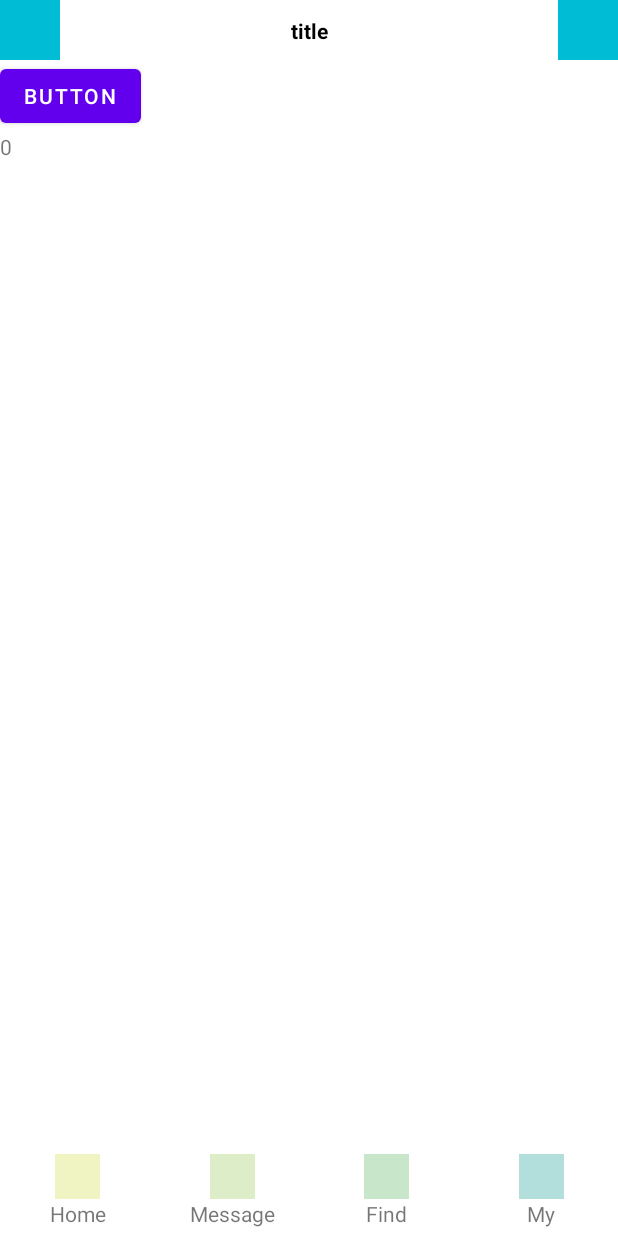
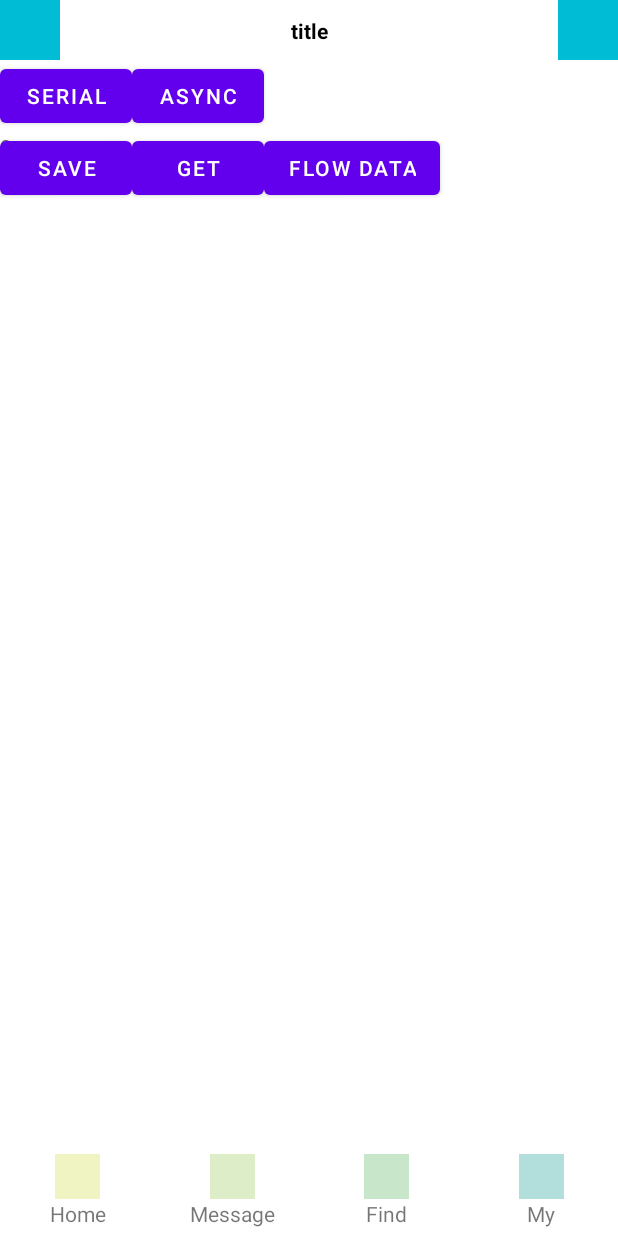
Before and after one commit to XiaMuYao/Milo, an Android app: the screen it shows after launch (MainActivity), on a phone screen of 412 x 824 dp. Run offline under Robolectric (Android 15) with nearby library versions, the phone set to English and light mode, and no system bars; our stand-ins replace Dagger/Hilt's generated code, Room's generated code, data binding; libraries missing offline, so code that uses them is left out: com.chad.library, com.gyf.immersionbar; 3 statements that could not run were skipped.

Commit message:
测试 room 并且使用 flow

```diff
--- a/app/build.gradle.kts
+++ b/app/build.gradle.kts
@@ -74,4 +74,8 @@ dependencies {
 
     implementation("com.google.dagger:hilt-android:2.44")
     kapt("com.google.dagger:hilt-android-compiler:2.44")
+
+    val roomVersion = "2.5.0"
+    kapt("androidx.room:room-compiler:$roomVersion")
+
 }
--- a/app/src/main/java/com/confluence/milo/model/MainRepository.kt
+++ b/app/src/main/java/com/confluence/milo/model/MainRepository.kt
@@ -1,9 +1,13 @@
 package com.confluence.milo.model
 
 import com.confluence.milo.model.bean.Friend
+import com.confluence.milo.model.databse.User
+import com.confluence.milo.model.databse.UserDao
 import com.confluence.milobox.base.BaseResponse
 import kotlinx.coroutines.Dispatchers
 import kotlinx.coroutines.async
+import kotlinx.coroutines.delay
+import kotlinx.coroutines.flow.flow
 import kotlinx.coroutines.withContext
 import javax.inject.Inject
 
@@ -12,9 +16,13 @@ import javax.inject.Inject
  * 介    绍：
  * ================================================
  */
-class MainRepository @Inject constructor(private var remoteUserSource: RemoteUserSource) {
+class MainRepository @Inject constructor(
+    private var remoteUserSource: RemoteUserSource,
+    private var userDao: UserDao,
+) {
 
     suspend fun friendWeb(): BaseResponse<List<Friend>> {
+        remoteUserSource.getBanner()
         return remoteUserSource.getFriendWeb()
     }
 
@@ -26,5 +34,17 @@ class MainRepository @Inject constructor(private var remoteUserSource: RemoteUse
         return@withContext data1.await().data + data2.await().data
     }
 
+    suspend fun getUserData(): List<User> {
+        return userDao.getAll()
+    }
 
+    suspend fun saveUserData() {
+        userDao.insertAll(User(uid = System.currentTimeMillis().toInt(), firstName = "xia", lastName = "muyao"))
+    }
+
+    suspend fun getFlowData() = flow {
+        emit(getBanner())
+        delay(5 * 1000)
+        emit(getUserData())
+    }
 }
--- /dev/null
+++ b/app/src/main/java/com/confluence/milo/model/databse/AppDatabase.kt
@@ -0,0 +1,9 @@
+package com.confluence.milo.model.databse
+
+import androidx.room.Database
+import androidx.room.RoomDatabase
+
+@Database(entities = [User::class], version = 1, exportSchema = false)
+abstract class AppDatabase : RoomDatabase() {
+    abstract fun userDao(): UserDao
+}
--- /dev/null
+++ b/app/src/main/java/com/confluence/milo/model/databse/UserDao.kt
@@ -0,0 +1,27 @@
+package com.confluence.milo.model.databse
+
+import androidx.room.Dao
+import androidx.room.Delete
+import androidx.room.Insert
+import androidx.room.Query
+
+@Dao
+interface UserDao {
+    @Query("SELECT * FROM user")
+    suspend fun getAll(): List<User>
+
+    @Query("SELECT * FROM user WHERE uid IN (:userIds)")
+    suspend fun loadAllByIds(userIds: IntArray): List<User>
+
+    @Query(
+        "SELECT * FROM user WHERE first_name LIKE :first AND " +
+                "last_name LIKE :last LIMIT 1"
+    )
+    suspend fun findByName(first: String, last: String): User
+
+    @Insert
+    suspend fun insertAll(vararg users: User)
+
+    @Delete
+    suspend fun delete(user: User)
+}
--- /dev/null
+++ b/app/src/main/java/com/confluence/milo/model/di/DatabaseModule.kt
@@ -0,0 +1,32 @@
+package com.confluence.milo.model.di
+
+import android.content.Context
+import androidx.room.Room
+import com.confluence.milo.model.databse.AppDatabase
+import com.confluence.milo.model.databse.UserDao
+import dagger.Module
+import dagger.Provides
+import dagger.hilt.InstallIn
+import dagger.hilt.android.qualifiers.ApplicationContext
+import dagger.hilt.components.SingletonComponent
+import javax.inject.Singleton
+
+@InstallIn(SingletonComponent::class)
+@Module
+object DatabaseModule {
+
+    @Singleton
+    @Provides
+    fun provideLocalSource(@ApplicationContext applicationContext: Context): AppDatabase {
+        return Room.databaseBuilder(
+            applicationContext,
+            AppDatabase::class.java, "database-name"
+        ).build()
+    }
+
+    @Provides
+    fun provideUserDao(appDatabase: AppDatabase): UserDao {
+        return appDatabase.userDao()
+    }
+
+}
--- a/app/src/main/java/com/confluence/milo/model/di/DateSourceModule.kt
+++ b/app/src/main/java/com/confluence/milo/model/di/RemoteSourceModule.kt
@@ -5,12 +5,12 @@ import com.confluence.milo.model.RemoteUserSource
 import dagger.Module
 import dagger.Provides
 import dagger.hilt.InstallIn
-import dagger.hilt.android.components.ActivityRetainedComponent
+import dagger.hilt.components.SingletonComponent
 
 
 @Module
-@InstallIn(ActivityRetainedComponent::class)
-object DateSourceModule {
+@InstallIn(SingletonComponent::class)
+object RemoteSourceModule {
     @Provides
     fun provideRemoteUserSource(): RemoteUserSource {
         return ServiceCreator.create(RemoteUserSource::class.java)
--- a/app/src/main/java/com/confluence/milo/model/di/RepositoryModule.kt
+++ b/app/src/main/java/com/confluence/milo/model/di/RepositoryModule.kt
@@ -2,6 +2,7 @@ package com.confluence.milo.model.di
 
 import com.confluence.milo.model.MainRepository
 import com.confluence.milo.model.RemoteUserSource
+import com.confluence.milo.model.databse.UserDao
 import dagger.Module
 import dagger.Provides
 import dagger.hilt.InstallIn
@@ -12,7 +13,7 @@ import dagger.hilt.android.components.ViewModelComponent
 @InstallIn(ViewModelComponent::class)
 object RepositoryModule {
     @Provides
-    fun provideRepo(remoteUserSource: RemoteUserSource): MainRepository {
-        return MainRepository(remoteUserSource)
+    fun provideRepo(remoteUserSource: RemoteUserSource, userDao: UserDao): MainRepository {
+        return MainRepository(remoteUserSource, userDao)
     }
 }
--- a/app/src/main/java/com/confluence/milo/view/MainActivity.kt
+++ b/app/src/main/java/com/confluence/milo/view/MainActivity.kt
@@ -44,11 +44,27 @@ class MainActivity : BaseActivity() {
         binding.button.setOnClickListener {
             viewModel.getSerialCall()
         }
+        binding.button1.setOnClickListener {
+            viewModel.getAsyncCall()
+        }
+
+
+        binding.get.setOnClickListener {
+            viewModel.getUserList()
+        }
+        binding.save.setOnClickListener {
+            viewModel.saveUserData()
+        }
+        binding.getFlowData.setOnClickListener {
+            viewModel.getFlowData()
+        }
     }
 
 
     override fun initVVMObserver() {
-
+        viewModel.flowLiveData.observe(this) {
+            LL.d("live data ${it}")
+        }
     }
 
     override fun initViewModelBindValue() {
--- a/app/src/main/java/com/confluence/milo/view/UserFragment.kt
+++ b/app/src/main/java/com/confluence/milo/view/UserFragment.kt
@@ -38,7 +38,6 @@ class UserFragment : BaseFragment() {
         binding.userRv.defaultStyle(testAdapter)
         testAdapter.setOnItemClickListener { adapter, _, position ->
             LL.d("data ${adapter.items[position]}")
-            viewModel.getSerialCall()
         }
     }
 
--- a/app/src/main/res/layout/activity_main.xml
+++ b/app/src/main/res/layout/activity_main.xml
@@ -26,9 +26,43 @@
             android:id="@+id/button"
             android:layout_width="wrap_content"
             android:layout_height="wrap_content"
-            android:text="Button"
+            android:text="Serial"
             app:layout_constraintStart_toStartOf="parent"
             app:layout_constraintTop_toBottomOf="@+id/headerBH" />
+
+        <Button
+            android:id="@+id/button1"
+            android:layout_width="wrap_content"
+            android:layout_height="wrap_content"
+            android:text="Async"
+            app:layout_constraintStart_toEndOf="@id/button"
+            app:layout_constraintTop_toBottomOf="@+id/headerBH" />
+
+
+        <Button
+            android:id="@+id/save"
+            android:layout_width="wrap_content"
+            android:layout_height="wrap_content"
+            android:text="save"
+            app:layout_constraintStart_toStartOf="parent"
+            app:layout_constraintTop_toBottomOf="@+id/button" />
+
+        <Button
+            android:id="@+id/get"
+            android:layout_width="wrap_content"
+            android:layout_height="wrap_content"
+            android:text="get"
+            app:layout_constraintStart_toEndOf="@id/save"
+            app:layout_constraintTop_toTopOf="@+id/save" />
+
+
+        <Button
+            android:id="@+id/getFlowData"
+            android:layout_width="wrap_content"
+            android:layout_height="wrap_content"
+            android:text="flow Data"
+            app:layout_constraintBaseline_toBaselineOf="@+id/get"
+            app:layout_constraintStart_toEndOf="@id/get" />
 
         <androidx.viewpager2.widget.ViewPager2
             android:id="@+id/ViewPager2"
--- a/app/src/main/res/layout/fragment_user.xml
+++ b/app/src/main/res/layout/fragment_user.xml
@@ -23,6 +23,7 @@
             android:id="@+id/userRv"
             android:layout_width="0dp"
             android:layout_height="0dp"
+            android:overScrollMode="never"
             app:layout_constraintBottom_toBottomOf="parent"
             app:layout_constraintEnd_toEndOf="parent"
             app:layout_constraintStart_toStartOf="parent"
--- a/miloBox/build.gradle.kts
+++ b/miloBox/build.gradle.kts
@@ -56,6 +56,7 @@ dependencies {
     val roomVersion = "2.5.0"
     api("androidx.room:room-runtime:$roomVersion")
     annotationProcessor("androidx.room:room-compiler:$roomVersion")
+    androidTestImplementation("androidx.room:room-testing:$roomVersion")
 
     // KTX
     api("androidx.lifecycle:lifecycle-livedata-ktx:2.5.1")
```
Also changed, not shown: app/src/main/java/com/confluence/milo/model/databse/User.kt (added, +17 -0 lines), app/src/main/java/com/confluence/milo/viewmodel/MainViewModel.kt (+28 -1 lines), miloBox/src/main/java/com/confluence/milobox/utils/DialogUtils.kt (added, +8 -0 lines), 1 other file.
